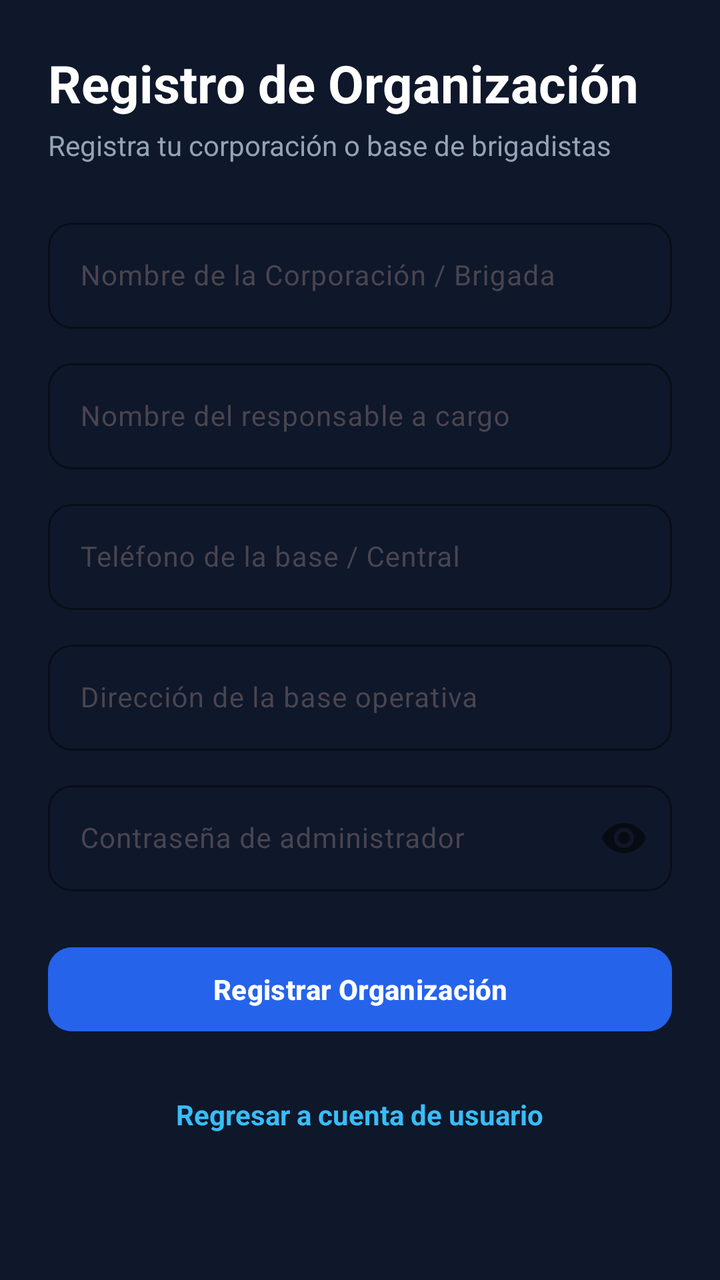
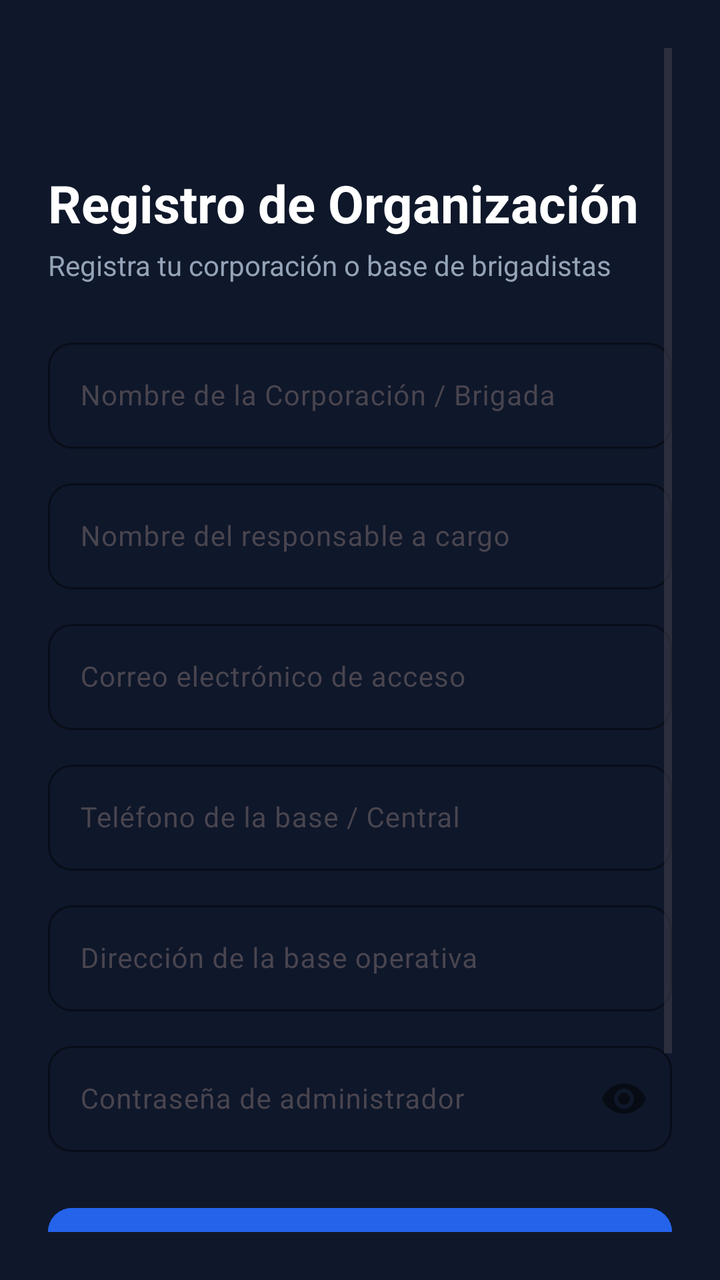

An Android layout rendered at two revisions. The XML below is the earlier revision; the diff shows what the commit changed to produce the second picture.
<!-- AndroidManifest.xml: application theme Theme.BrigadaUruapanClient -->
<!-- res/layout/activity_registrar_organizacion.xml -->
<?xml version="1.0" encoding="utf-8"?>
<androidx.constraintlayout.widget.ConstraintLayout xmlns:android="http://schemas.android.com/apk/res/android"
    xmlns:app="http://schemas.android.com/apk/res-auto"
    xmlns:tools="http://schemas.android.com/tools"
    android:layout_width="match_parent"
    android:layout_height="match_parent"
    android:background="#0F172A"
    android:padding="24dp"
    tools:context=".RegistrarOrganizacionActivity">

    <ScrollView
        android:layout_width="match_parent"
        android:layout_height="match_parent"
        android:fillViewport="true"
        app:layout_constraintBottom_toBottomOf="parent"
        app:layout_constraintTop_toTopOf="parent">

        <LinearLayout
            android:layout_width="match_parent"
            android:layout_height="wrap_content"
            android:orientation="vertical"
            android:paddingBottom="16dp">

            
            <TextView
                android:layout_width="wrap_content"
                android:layout_height="wrap_content"
                android:text="Registro de Organización"
                android:textColor="@android:color/white"
                android:textSize="26sp"
                android:textStyle="bold" />

            <TextView
                android:layout_width="wrap_content"
                android:layout_height="wrap_content"
                android:layout_marginTop="4dp"
                android:layout_marginBottom="24dp"
                android:text="Registra tu corporación o base de brigadistas"
                android:textColor="#94A3B8"
                android:textSize="14sp" />

            
            <com.google.android.material.textfield.TextInputLayout
                android:layout_width="match_parent"
                android:layout_height="wrap_content"
                android:layout_marginBottom="12dp"
                android:hint="Nombre de la Corporación / Brigada"
                app:boxBackgroundMode="outline"
                app:boxCornerRadiusBottomEnd="12dp"
                app:boxCornerRadiusBottomStart="12dp"
                app:boxCornerRadiusTopEnd="12dp"
                app:boxCornerRadiusTopStart="12dp"
                app:boxStrokeColor="#38BDF8"
                app:hintTextColor="#38BDF8">

                <com.google.android.material.textfield.TextInputEditText
                    android:id="@+id/etOrgNombre"
                    android:layout_width="match_parent"
                    android:layout_height="wrap_content"
                    android:textColor="@android:color/white"
                    android:textSize="14sp" />
            </com.google.android.material.textfield.TextInputLayout>

            
            <com.google.android.material.textfield.TextInputLayout
                android:layout_width="match_parent"
                android:layout_height="wrap_content"
                android:layout_marginBottom="12dp"
                android:hint="Nombre del responsable a cargo"
                app:boxBackgroundMode="outline"
                app:boxCornerRadiusBottomEnd="12dp"
                app:boxCornerRadiusBottomStart="12dp"
                app:boxCornerRadiusTopEnd="12dp"
                app:boxCornerRadiusTopStart="12dp"
                app:boxStrokeColor="#38BDF8"
                app:hintTextColor="#38BDF8">

                <com.google.android.material.textfield.TextInputEditText
                    android:id="@+id/etOrgResponsable"
                    android:layout_width="match_parent"
                    android:layout_height="wrap_content"
                    android:textColor="@android:color/white"
                    android:textSize="14sp" />
            </com.google.android.material.textfield.TextInputLayout>

            
            <com.google.android.material.textfield.TextInputLayout
                android:layout_width="match_parent"
                android:layout_height="wrap_content"
                android:layout_marginBottom="12dp"
                android:hint="Teléfono de la base / Central"
                app:boxBackgroundMode="outline"
                app:boxCornerRadiusBottomEnd="12dp"
                app:boxCornerRadiusBottomStart="12dp"
                app:boxCornerRadiusTopEnd="12dp"
                app:boxCornerRadiusTopStart="12dp"
                app:boxStrokeColor="#38BDF8"
                app:hintTextColor="#38BDF8">

                <com.google.android.material.textfield.TextInputEditText
                    android:id="@+id/etOrgTelefono"
                    android:layout_width="match_parent"
                    android:layout_height="wrap_content"
                    android:inputType="phone"
                    android:textColor="@android:color/white"
                    android:textSize="14sp" />
            </com.google.android.material.textfield.TextInputLayout>

            
            <com.google.android.material.textfield.TextInputLayout
                android:layout_width="match_parent"
                android:layout_height="wrap_content"
                android:layout_marginBottom="12dp"
                android:hint="Dirección de la base operativa"
                app:boxBackgroundMode="outline"
                app:boxCornerRadiusBottomEnd="12dp"
                app:boxCornerRadiusBottomStart="12dp"
                app:boxCornerRadiusTopEnd="12dp"
                app:boxCornerRadiusTopStart="12dp"
                app:boxStrokeColor="#38BDF8"
                app:hintTextColor="#38BDF8">

                <com.google.android.material.textfield.TextInputEditText
                    android:id="@+id/etOrgDireccion"
                    android:layout_width="match_parent"
                    android:layout_height="wrap_content"
                    android:textColor="@android:color/white"
                    android:textSize="14sp" />
            </com.google.android.material.textfield.TextInputLayout>

            
            <com.google.android.material.textfield.TextInputLayout
                android:layout_width="match_parent"
                android:layout_height="wrap_content"
                android:layout_marginBottom="24dp"
                android:hint="Contraseña de administrador"
                app:boxBackgroundMode="outline"
                app:boxCornerRadiusBottomEnd="12dp"
                app:boxCornerRadiusBottomStart="12dp"
                app:boxCornerRadiusTopEnd="12dp"
                app:boxCornerRadiusTopStart="12dp"
                app:boxStrokeColor="#38BDF8"
                app:hintTextColor="#38BDF8"
                app:passwordToggleEnabled="true">

                <com.google.android.material.textfield.TextInputEditText
                    android:id="@+id/etOrgPassword"
                    android:layout_width="match_parent"
                    android:layout_height="wrap_content"
                    android:inputType="textPassword"
                    android:textColor="@android:color/white"
                    android:textSize="14sp" />
            </com.google.android.material.textfield.TextInputLayout>

            
            <Button
                android:id="@+id/btnRegistrarOrganizacion"
                android:layout_width="match_parent"
                android:layout_height="50dp"
                android:backgroundTint="#2563EB"
                android:text="Registrar Organización"
                android:textColor="@android:color/white"
                android:textStyle="bold"
                app:cornerRadius="12dp" />

            
            <TextView
                android:id="@+id/tvVolverRegistroUsuario"
                android:layout_width="wrap_content"
                android:layout_height="wrap_content"
                android:layout_gravity="center_horizontal"
                android:layout_marginTop="20dp"
                android:padding="8dp"
                android:text="Regresar a cuenta de usuario"
                android:textColor="#38BDF8"
                android:textSize="14sp"
                android:textStyle="bold" />

        </LinearLayout>
    </ScrollView>

</androidx.constraintlayout.widget.ConstraintLayout>
<!-- resources referenced by this layout -->
<resources>
  <style name="Theme.BrigadaUruapanClient" parent="Base.Theme.BrigadaUruapanClient" />
  <style name="Base.Theme.BrigadaUruapanClient" parent="Theme.Material3.DayNight.NoActionBar">
          
          
      </style>
</resources>

<!-- the commit's change to res/layout/activity_registrar_organizacion.xml (unified diff, before → after) -->
@@ -26,6 +26,7 @@
                 android:layout_width="wrap_content"
                 android:layout_height="wrap_content"
                 android:text="Registro de Organización"
+                android:layout_marginTop="60dp"
                 android:textColor="@android:color/white"
                 android:textSize="26sp"
                 android:textStyle="bold" />
@@ -82,6 +83,30 @@
                     android:textColor="@android:color/white"
                     android:textSize="14sp" />
             </com.google.android.material.textfield.TextInputLayout>
+
+            
+            <com.google.android.material.textfield.TextInputLayout
+                android:layout_width="match_parent"
+                android:layout_height="wrap_content"
+                android:layout_marginBottom="12dp"
+                android:hint="Correo electrónico de acceso"
+                app:boxBackgroundMode="outline"
+                app:boxCornerRadiusBottomEnd="12dp"
+                app:boxCornerRadiusBottomStart="12dp"
+                app:boxCornerRadiusTopEnd="12dp"
+                app:boxCornerRadiusTopStart="12dp"
+                app:boxStrokeColor="#38BDF8"
+                app:hintTextColor="#38BDF8">
+
+                <com.google.android.material.textfield.TextInputEditText
+                    android:id="@+id/etOrgCorreo"
+                    android:layout_width="match_parent"
+                    android:layout_height="wrap_content"
+                    android:inputType="textEmailAddress"
+                    android:textColor="@android:color/white"
+                    android:textSize="14sp" />
+            </com.google.android.material.textfield.TextInputLayout>
+
 
             
             <com.google.android.material.textfield.TextInputLayout
